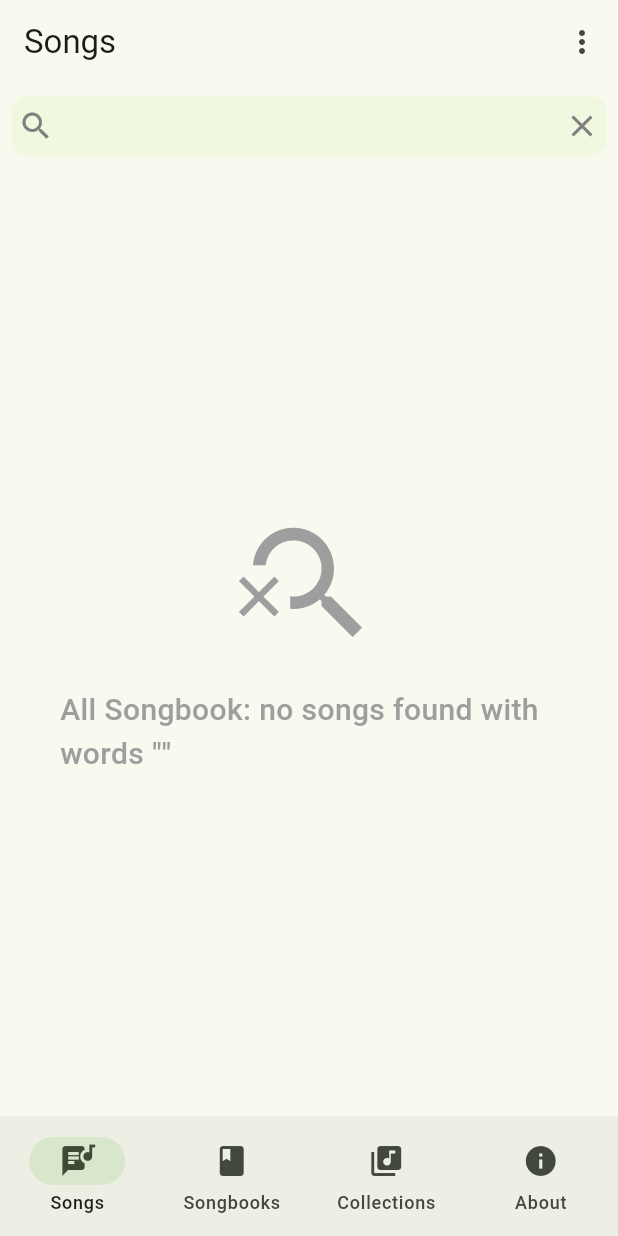
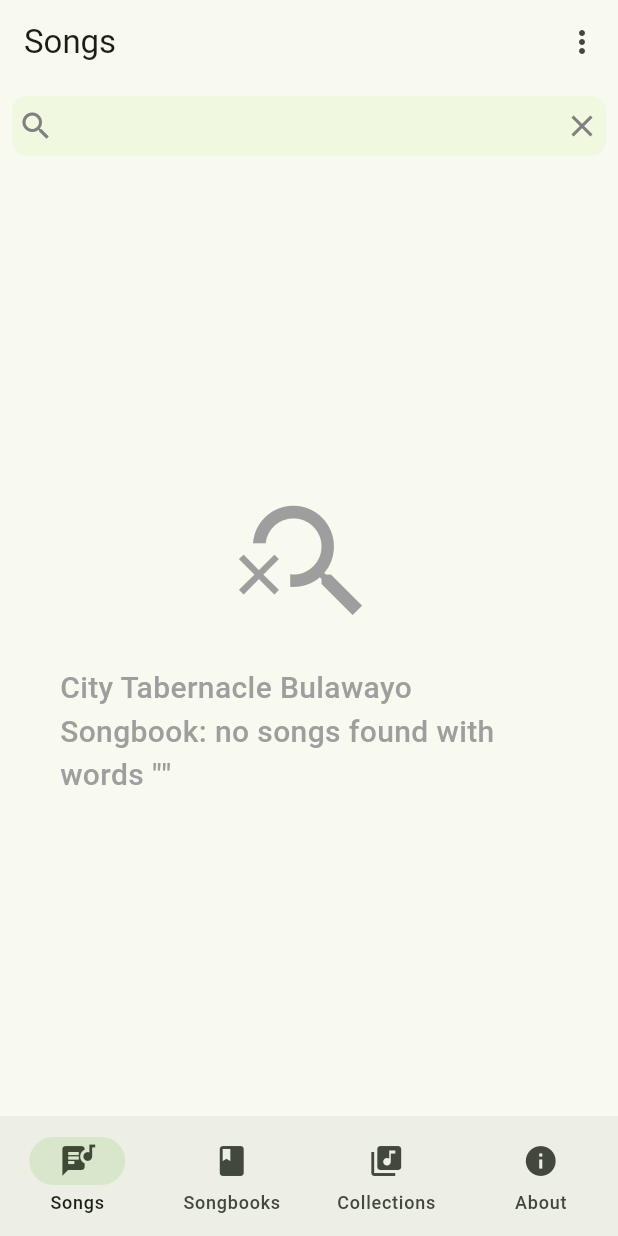
Before and after one commit to NgoniMujuru/believers_songbook, a Flutter app: the screen it shows after launch, on a phone screen of 412 x 824 dp. Run offline on Flutter 3.47's test engine with Material 3 defaults, Android fonts, the phone set to English and light mode, and no system bars; our stand-ins replace csv, device_info_plus, firebase_core, in_app_review, share_plus, shared_preferences and 2 more; missing offline and left inert: alphabet_scroll_view, fuzzywuzzy; accounts and stored records are empty; generated files the repository leaves out were written again.

Commit message:
feat: bulawayo city as default

```diff
--- a/lib/songs.dart
+++ b/lib/songs.dart
@@ -58,8 +58,8 @@ class SongsState extends State<Songs> {
     _focusNode = FocusNode();
     SharedPreferences.getInstance().then((prefs) {
       final songBookSettings = context.read<SongBookSettings>();
-      songBookSettings
-          .setSongBookFile(prefs.getString('songBookFile') ?? 'All');
+      songBookSettings.setSongBookFile(prefs.getString('songBookFile') ??
+          'CityTabernacleBulawayo_Bulawayo_Zimbabwe');
 
       if (prefs.getString('sortOrder') == 'alphabetic') {
         _sortBy = SortOrder.alphabetic;
```
